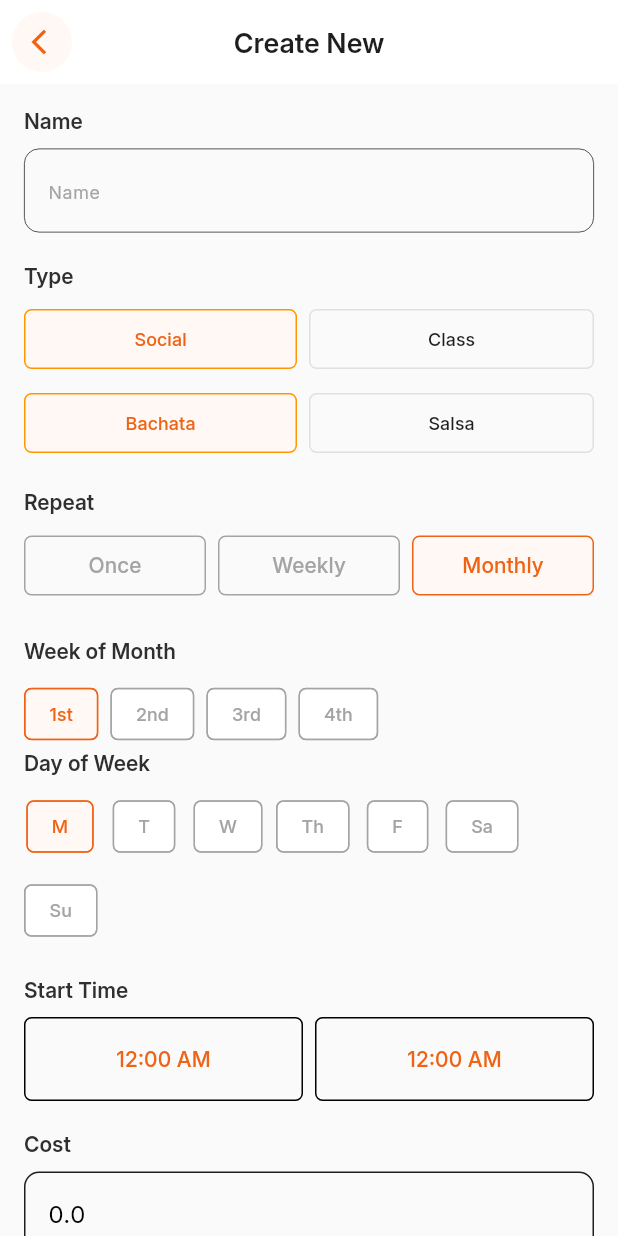
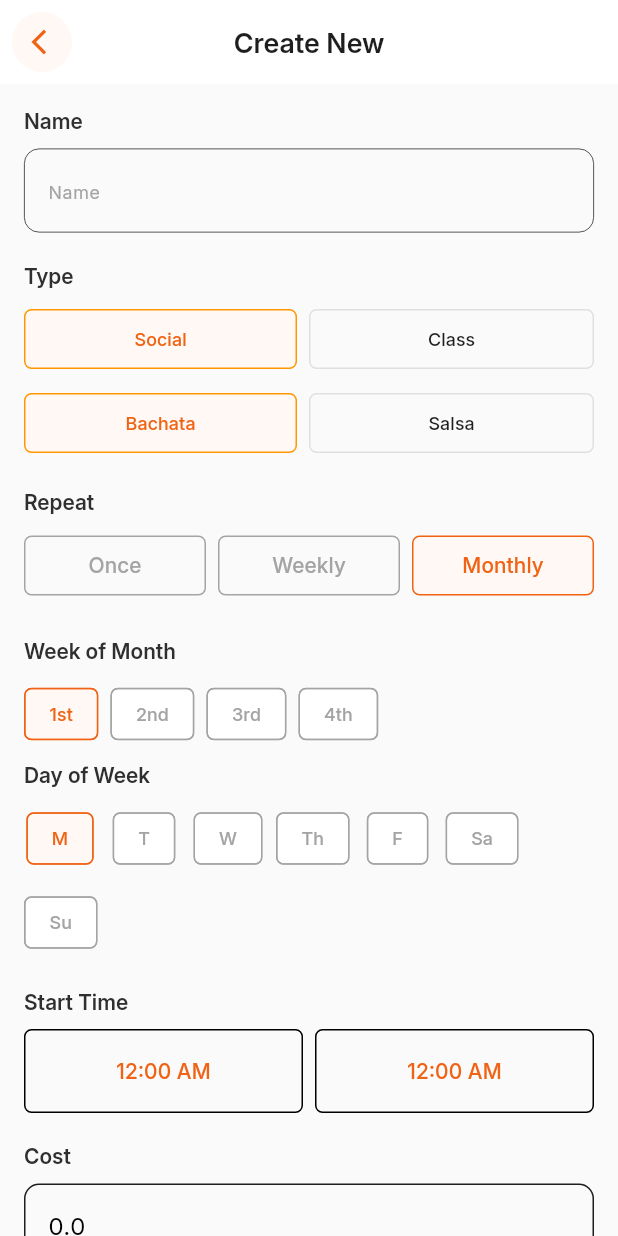
Before and after one commit to nathikazad/danceinsf, a Flutter app: the AddEventScreen screen opened by its route, after a tap on "Weekly", after a tap on "Monthly", on a phone screen of 412 x 824 dp. Run offline on Flutter 3.47's test engine with Material 3 defaults, Android fonts, the phone set to English and light mode, and no system bars; our stand-ins replace dotted_border, file_picker, flutter_riverpod, flutter_svg, go_router, google_sign_in and 4 more; missing offline and left inert: flutter_pdfview, flutter_svg_icons; accounts and stored records are empty.

Commit message:
added buttom padding for WeekSelector

```diff
--- a/flutter_application/lib/main.dart
+++ b/flutter_application/lib/main.dart
@@ -41,7 +41,7 @@ class MyApp extends ConsumerWidget {
       routerConfig: router,
       theme: AppTheme.light(),
       darkTheme: AppTheme.dark(),
-      themeMode: ThemeMode.light,
+      themeMode: ThemeMode.system,
     );
   }
 }
--- a/flutter_application/lib/widgets/add_event_widgets/repeat_section.dart
+++ b/flutter_application/lib/widgets/add_event_widgets/repeat_section.dart
@@ -192,6 +192,9 @@ class _RepeatSectionState extends State<RepeatSection> {
             );
           }).toList(),
         ),
+        SizedBox(
+          height: 8,
+        )
       ],
     );
   }
```
